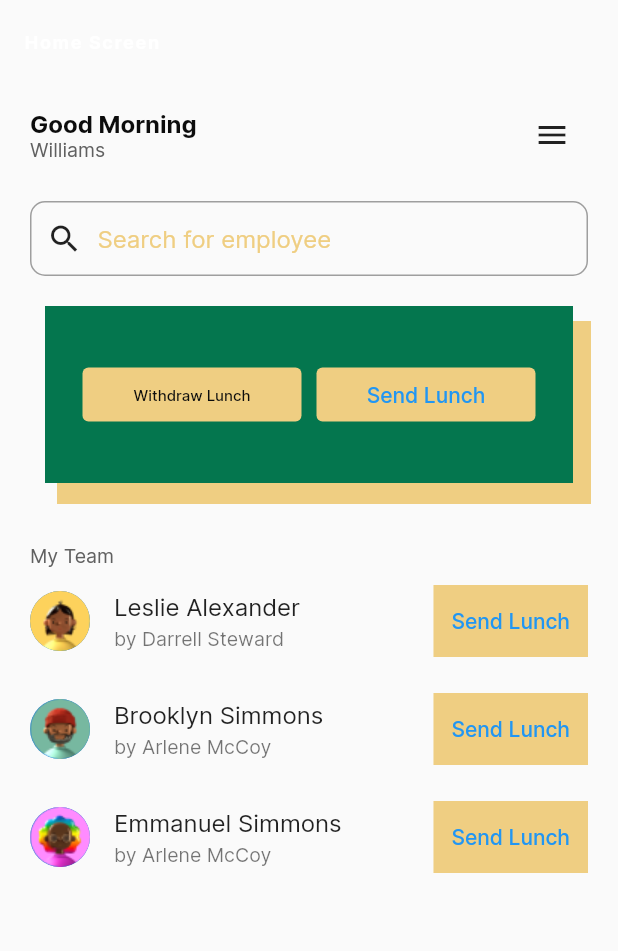
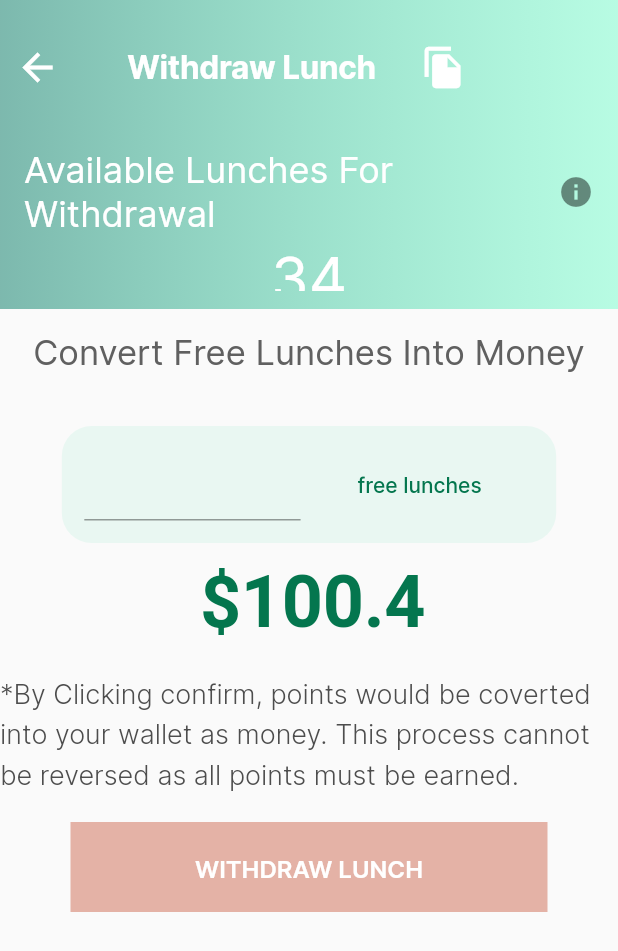
Before and after one commit to hngx-org/Eagles-food-mobile, a Flutter app: the screen it shows after launch, after a tap on "Withdraw Lunch", on a phone screen of 412 x 824 dp. Shown: the top 951 px of the screen. Run offline on Flutter 3.47's test engine with Material 2 defaults, Android fonts, the phone set to English and light mode, and no system bars; our stand-ins replace connectivity_plus, fluttertoast, shared_preferences.

Commit message:
Withdraw lunch UI

```diff
--- /dev/null
+++ b/lib/screens/withdraw/withdraw_lunch.dart
@@ -0,0 +1,238 @@
+import 'package:flutter/material.dart';
+import 'package:hng_task3/screens/withdraw/withdraw_success_screen.dart';
+
+import '../home/available_lunch.dart';
+
+class WithdrawLunch extends StatefulWidget {
+  const WithdrawLunch({super.key});
+
+  @override
+  State<WithdrawLunch> createState() => _WithdrawLunchState();
+}
+
+class _WithdrawLunchState extends State<WithdrawLunch> {
+  @override
+  Widget build(BuildContext context) {
+    return SafeArea(
+        child: Scaffold(
+            body: Column(
+              children: [
+                Container(
+                  height: MediaQuery.sizeOf(context).height * 0.25,
+                  width: MediaQuery.sizeOf(context).width,
+                  decoration: const BoxDecoration(
+                      gradient: LinearGradient(colors: [
+                        Color.fromRGBO(0, 120, 98, 0.5),
+                        Color.fromRGBO(43, 255, 178, 0.32),
+                      ])),
+                  child: Column(
+                    mainAxisAlignment: MainAxisAlignment.start,
+                    children: <Widget>[
+                      const SizedBox(
+                        height: 20,
+                      ),
+                      Padding(
+                        padding: const EdgeInsets.all(10),
+                        child: Wrap(
+                          children: [
+                            Row(
+                              children: [
+                                InkWell(
+                                  child: const Icon(
+                                    Icons.arrow_back,
+                                    size: 30,
+                                    color: Colors.white,
+                                  ),
+                                  onTap: () {
+                                    Navigator.push(
+                                        context,
+                                        MaterialPageRoute(
+                                            builder: (context) =>
+                                            const AvailableLunch()));
+                                  },
+                                ),
+                                const Padding(
+                                    padding: EdgeInsets.fromLTRB(45, 0, 15, 0),
+                                    child: Center(
+                                      child: Text(
+                                        'Withdraw Lunch',
+                                        style: TextStyle(
+                                          color: Colors.white,
+                                          fontSize: 21,
+                                          fontWeight: FontWeight.bold,
+                                          letterSpacing: -0.2399999946,
+                                        ),
+                                      ),
+                                    )),
+                                const Padding(
+                                  padding: EdgeInsets.fromLTRB(15, 0, 0, 0),
+                                  child: InkWell(
+                                    child: Icon(
+                                      Icons.file_copy,
+                                      size: 30,
+                                      color: Colors.white,
+                                    ),
+                                  ),
+                                )
+                              ],
+                            )
+                          ],
+                        ),
+                      ),
+                      const SizedBox(
+                        height: 25,
+                      ),
+                      const ListTile(
+                        title: Text(
+                          'Available Lunches For Withdrawal',
+                          style: TextStyle(
+                              fontSize: 24,
+                              fontStyle: FontStyle.normal,
+                              color: Colors.white),
+                        ),
+                        trailing: Wrap(
+                          children: [Icon(Icons.info)],
+                        ),
+                      ),
+                      Container(
+                        height: MediaQuery.sizeOf(context).height * 0.04,
+                        decoration: const BoxDecoration(color: Colors.transparent),
+                        child: const Center(
+                          child: Text(
+                            '34',
+                            style: TextStyle(fontSize: 40, color: Colors.white),
+                          ),
+                        ),
+                      ),
+                    ],
+                  ),
+                ),
+                Column(
+                  children: <Widget>[
+                    const SizedBox(
+                      height: 15,
+                    ),
+                    const Text(
+                      'Convert Free Lunches Into Money',
+                      style: TextStyle(fontSize: 23),
+                    ),
+                    const SizedBox(
+                      height: 35,
+                    ),
+                    Container(
+                      width: MediaQuery.sizeOf(context).width * 0.80,
+                      decoration: BoxDecoration(
+                        borderRadius: BorderRadius.circular(20),
+                        color: const Color.fromRGBO(233, 247, 242, 1),
+                      ),
+                      child: Row(
+                        children: [
+                          Padding(
+                            padding: const EdgeInsets.all(15),
+                            child: SizedBox(
+                              width: MediaQuery.sizeOf(context).width * 0.35,
+                              child: const TextField(),
+                            ),
+                          ),
+                          Padding(
+                            padding: const EdgeInsets.all(15),
+                            child: TextButton(
+                              onPressed: () {},
+                              child: const Text(
+                                'free lunches',
+                                style:
+                                TextStyle(color: Color.fromRGBO(4, 118, 78, 1)),
+                              ),
+                            ),
+                          )
+                        ],
+                      ),
+                    ),
+                    const SizedBox(
+                      height: 40,
+                    ),
+                    Center(
+                      child: Align(
+                        child: SizedBox(
+                          width: 167,
+                          height: 20,
+                          child: RichText(
+                            textAlign: TextAlign.center,
+                            text: const TextSpan(
+                              style: TextStyle(
+                                fontSize: 20,
+                                fontWeight: FontWeight.w600,
+                                height: 1,
+                                letterSpacing: -0.2399999946,
+                                color: Color(0xff000000),
+                              ),
+                              children: [
+                                TextSpan(
+                                  text: ' ',
+                                ),
+                                TextSpan(
+                                  text: '\$100.4 ',
+                                  style: TextStyle(
+                                    fontSize: 48,
+                                    fontWeight: FontWeight.w700,
+                                    height: 0.4166666667,
+                                    letterSpacing: -0.2399999946,
+                                    color: Color(0xff04764e),
+                                  ),
+                                ),
+                              ],
+                            ),
+                          ),
+                        ),
+                      ),
+                    ),
+                    const SizedBox(
+                      height: 25,
+                    ),
+                    const Align(
+                      child: Text(
+                        '*By Clicking confirm, points would be coverted into your wallet as money. This process cannot be reversed as all points must be earned.',
+                        style: TextStyle(
+                          fontSize: 18,
+                          fontWeight: FontWeight.w300,
+                          height: 1.5,
+                          color: Color(0xff4d4d4d),
+                        ),
+                      ),
+                    ),
+                    const SizedBox(
+                      height: 20,
+                    ),
+                    Container(
+                      width: 318,
+                      height: 60,
+                      decoration: const BoxDecoration(
+                        color: Color(0xffe4b2a6),
+                      ),
+                      child: Center(
+                          child: TextButton(
+                            onPressed: () {
+                              Navigator.push(
+                                  context,
+                                  MaterialPageRoute(
+                                      builder: (context) =>
+                                      const WithdrawSuccessScreen()));
+                            },
+                            child: const Text(
+                              'WITHDRAW LUNCH',
+                              textAlign: TextAlign.center,
+                              style: TextStyle(
+                                fontSize: 16,
+                                fontWeight: FontWeight.w600,
+                                height: 1.5,
+                                color: Color(0xffffffff),
+                              ),
+                            ),
+                          )),
+                    ),
+                  ],
+                )
+              ],
+            )));
+  }
+}
--- a/lib/widgets/home/lunch_actions.dart
+++ b/lib/widgets/home/lunch_actions.dart
@@ -1,5 +1,7 @@
 import 'package:flutter/material.dart';
 import 'package:hng_task3/configs/colors.dart';
+
+import '../../screens/withdraw/withdraw_lunch.dart';
 
 class LunchActions extends StatelessWidget {
   const LunchActions({super.key});
@@ -27,7 +29,12 @@ class LunchActions extends StatelessWidget {
             child: Padding(
               padding: const EdgeInsets.symmetric(vertical: 10.0),
               child: TextButton(
-                onPressed: () {},
+                onPressed: () {
+                  Navigator.push(
+                      context,
+                      MaterialPageRoute(
+                          builder: (context) => const WithdrawLunch()));
+                },
                 style: ButtonStyle(
                     backgroundColor:
                         MaterialStateProperty.all(ColorUtils.Yellow)),
```
Also changed, not shown: pubspec.lock.
